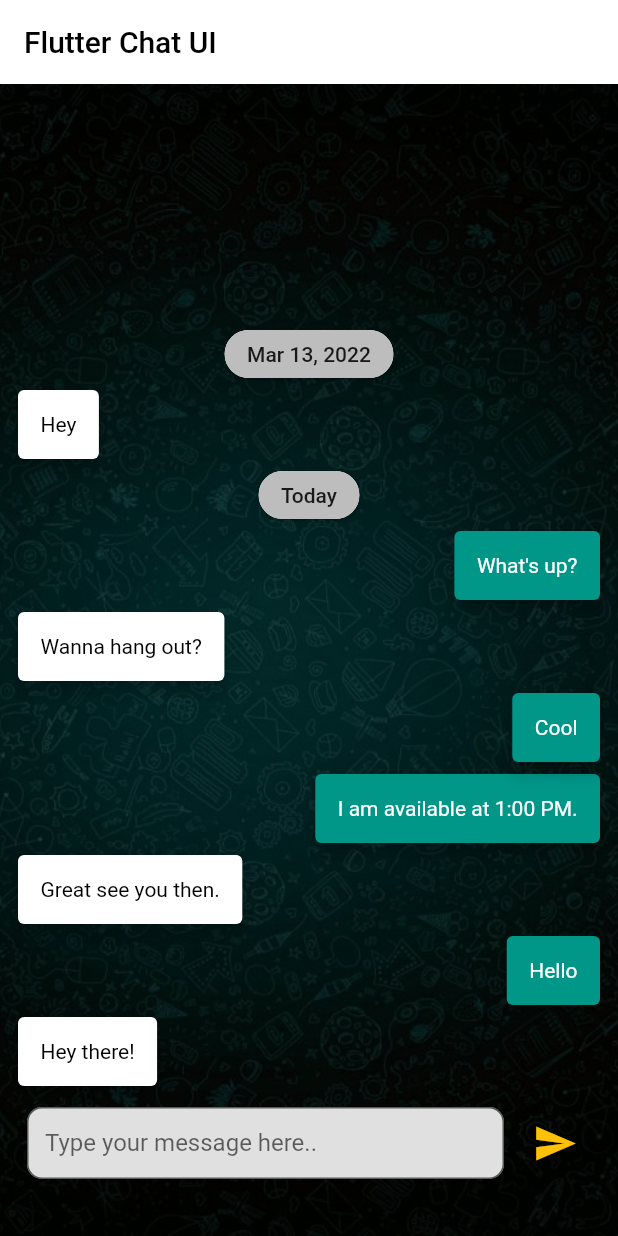
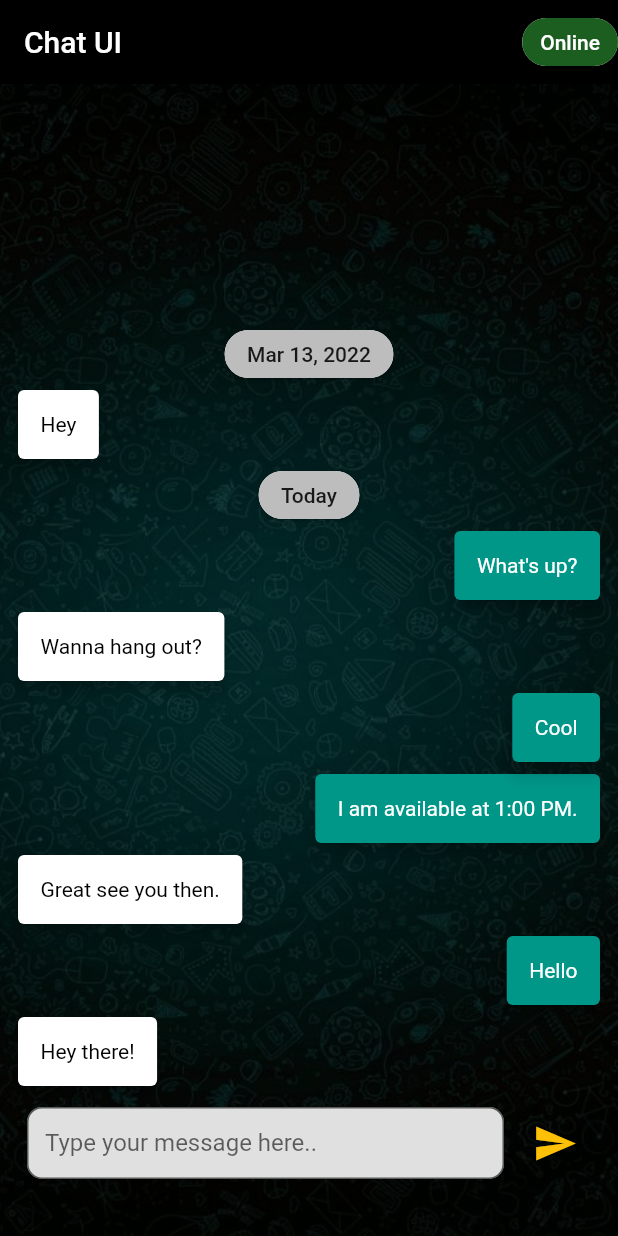
Before and after one commit to milkyascodes/flutter_chat_ui, a Flutter app: the screen it shows after launch, on a phone screen of 412 x 824 dp. Run offline on Flutter 3.47's test engine with Material 2 defaults, Android fonts, the light colour scheme and no system bars; drawn by our look-alikes of grouped_list.

Commit message:
added status feature

```diff
--- a/lib/chat_screen.dart
+++ b/lib/chat_screen.dart
@@ -38,9 +38,21 @@ class _ChatScreenState extends State<ChatScreen> {
     return Scaffold(
       appBar: AppBar(
         title: Text(widget.title),
-        backgroundColor: Colors.white,
+        backgroundColor: Colors.black,
         elevation: 0,
-        foregroundColor: Colors.black,
+        centerTitle: false,
+        foregroundColor: Colors.white,
+        actions: [
+          Center(
+            child: Chip(
+              backgroundColor: Colors.green[900],
+              label: Text(
+                'Online',
+                style: TextStyle(color: Colors.white),
+              ),
+            ),
+          )
+        ],
       ),
       body: Container(
         decoration: BoxDecoration(
@@ -55,55 +67,7 @@ class _ChatScreenState extends State<ChatScreen> {
         padding: const EdgeInsets.all(8.0),
         child: Column(
           children: [
-            Expanded(
-              child: GroupedListView<Message, DateTime>(
-                reverse: true,
-                order: GroupedListOrder.DESC,
-                elements: messages,
-                groupBy: (message) => DateTime(
-                  message.date.year,
-                  message.date.month,
-                  message.date.day,
-                ),
-                groupHeaderBuilder: (Message message) => SizedBox(
-                  height: 40,
-                  child: Center(
-                    child: Chip(
-                      backgroundColor: Colors.grey[400],
-                      elevation: 1,
-                      label: Padding(
-                        padding: EdgeInsets.all(3),
-                        child: Text(
-                          message.date.isAfter(
-                                  DateTime.now().subtract(Duration(days: 1)))
-                              ? 'Today'
-                              : DateFormat.yMMMd().format(message.date),
-                        ),
-                      ),
-                    ),
-                  ),
-                ),
-                itemBuilder: (context, Message message) => Align(
-                  alignment: message.isSentByMe
-                      ? Alignment.centerRight
-                      : Alignment.centerLeft,
-                  child: Card(
-                    color: message.isSentByMe ? Colors.teal : Colors.white,
-                    elevation: 4,
-                    child: Padding(
-                      padding: EdgeInsets.all(15),
-                      child: Text(
-                        message.text,
-                        style: TextStyle(
-                          color:
-                              message.isSentByMe ? Colors.white : Colors.black,
-                        ),
-                      ),
-                    ),
-                  ),
-                ),
-              ),
-            ),
+            Expanded(child: Chats(messages: messages)),
             Container(
               decoration: BoxDecoration(
                 borderRadius: BorderRadius.circular(10),
@@ -115,7 +79,6 @@ class _ChatScreenState extends State<ChatScreen> {
                   mainAxisAlignment: MainAxisAlignment.spaceBetween,
                   children: [
                     Expanded(
-                      // width: 300,
                       child: TextField(
                           decoration: InputDecoration(
                               border: OutlineInputBorder(
@@ -157,3 +120,56 @@ class _ChatScreenState extends State<ChatScreen> {
     );
   }
 }
+
+class Chats extends StatelessWidget {
+  var messages;
+  Chats({Key? key, this.messages}) : super(key: key);
+
+  @override
+  Widget build(BuildContext context) {
+    return GroupedListView<Message, DateTime>(
+      reverse: true,
+      order: GroupedListOrder.DESC,
+      elements: messages,
+      groupBy: (message) => DateTime(
+        message.date.year,
+        message.date.month,
+        message.date.day,
+      ),
+      groupHeaderBuilder: (Message message) => SizedBox(
+        height: 40,
+        child: Center(
+          child: Chip(
+            backgroundColor: Colors.grey[400],
+            elevation: 1,
+            label: Padding(
+              padding: EdgeInsets.all(3),
+              child: Text(
+                message.date.isAfter(DateTime.now().subtract(Duration(days: 1)))
+                    ? 'Today'
+                    : DateFormat.yMMMd().format(message.date),
+              ),
+            ),
+          ),
+        ),
+      ),
+      itemBuilder: (context, Message message) => Align(
+        alignment:
+            message.isSentByMe ? Alignment.centerRight : Alignment.centerLeft,
+        child: Card(
+          color: message.isSentByMe ? Colors.teal : Colors.white,
+          elevation: 4,
+          child: Padding(
+            padding: EdgeInsets.all(15),
+            child: Text(
+              message.text,
+              style: TextStyle(
+                color: message.isSentByMe ? Colors.white : Colors.black,
+              ),
+            ),
+          ),
+        ),
+      ),
+    );
+  }
+}
--- a/lib/main.dart
+++ b/lib/main.dart
@@ -17,7 +17,7 @@ class MyApp extends StatelessWidget {
       theme: ThemeData(
         primarySwatch: Colors.blue,
       ),
-      home: const ChatScreen(title: 'Flutter Chat UI'),
+      home: const ChatScreen(title: 'Chat UI'),
     );
   }
 }
```
